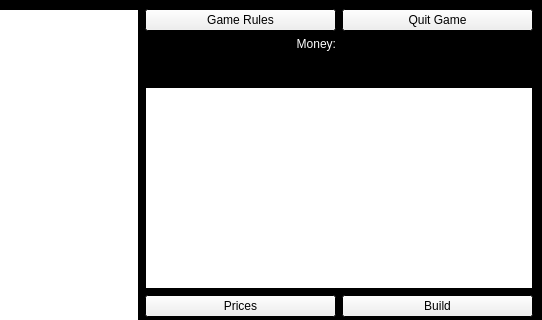
Qt form Game/mapwindow.ui (kemm0/Adam-Smith-s-Capitalization) before a commit; both pictures show x 258 to 800 and y 0 to 320 of the 800 by 438 pixel window.
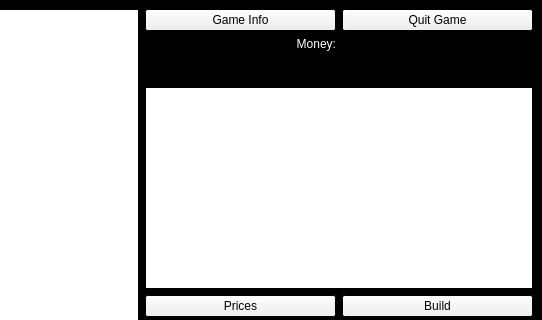
The same form after that commit.

Commit message: Added highscore system to the game and updated documentation. The Class documentation is now also in Documentation-folder

What changed in the file:
```diff
--- a/Game/mapwindow.ui
+++ b/Game/mapwindow.ui
@@ -280,7 +280,7 @@
       <item>
        <widget class="QPushButton" name="rulesButton">
         <property name="text">
-         <string>Game Rules</string>
+         <string>Game Info</string>
         </property>
        </widget>
       </item>
```
The commit also changes 380 other files.
